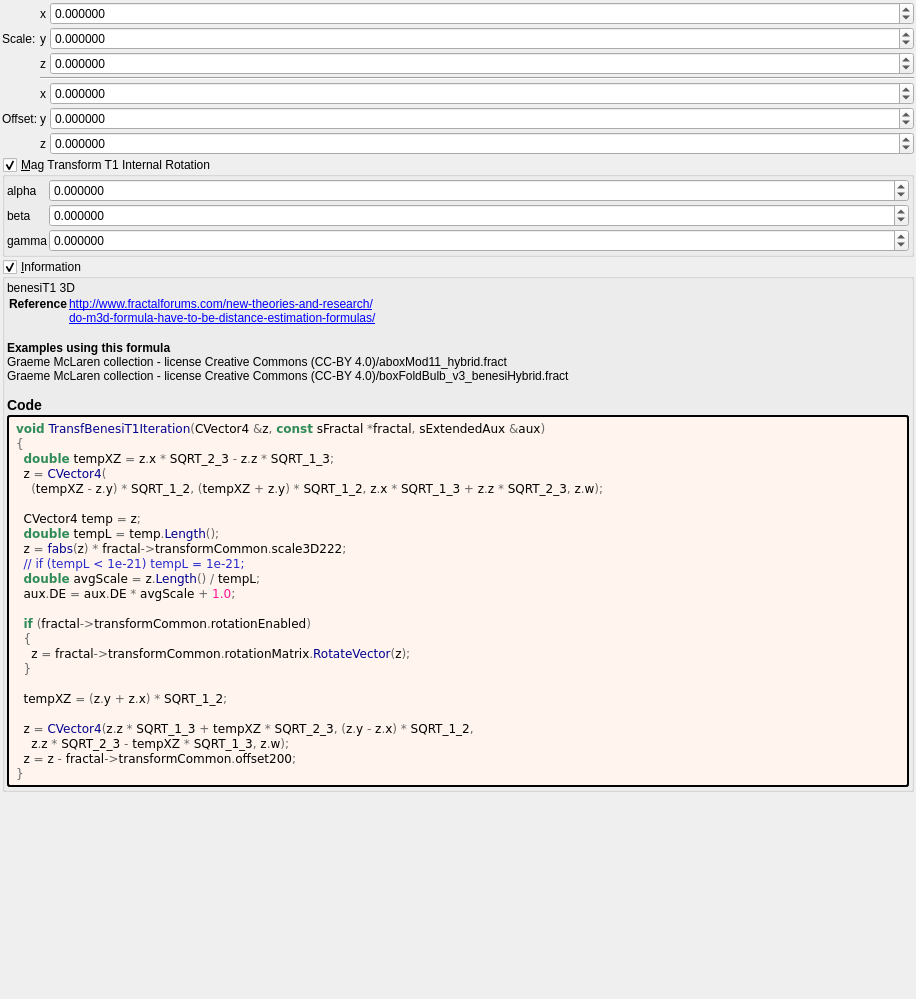
Qt form mandelbulber2/formula/ui/transf_benesi_t1.ui (buddhi1980/mandelbulber2) before a commit.
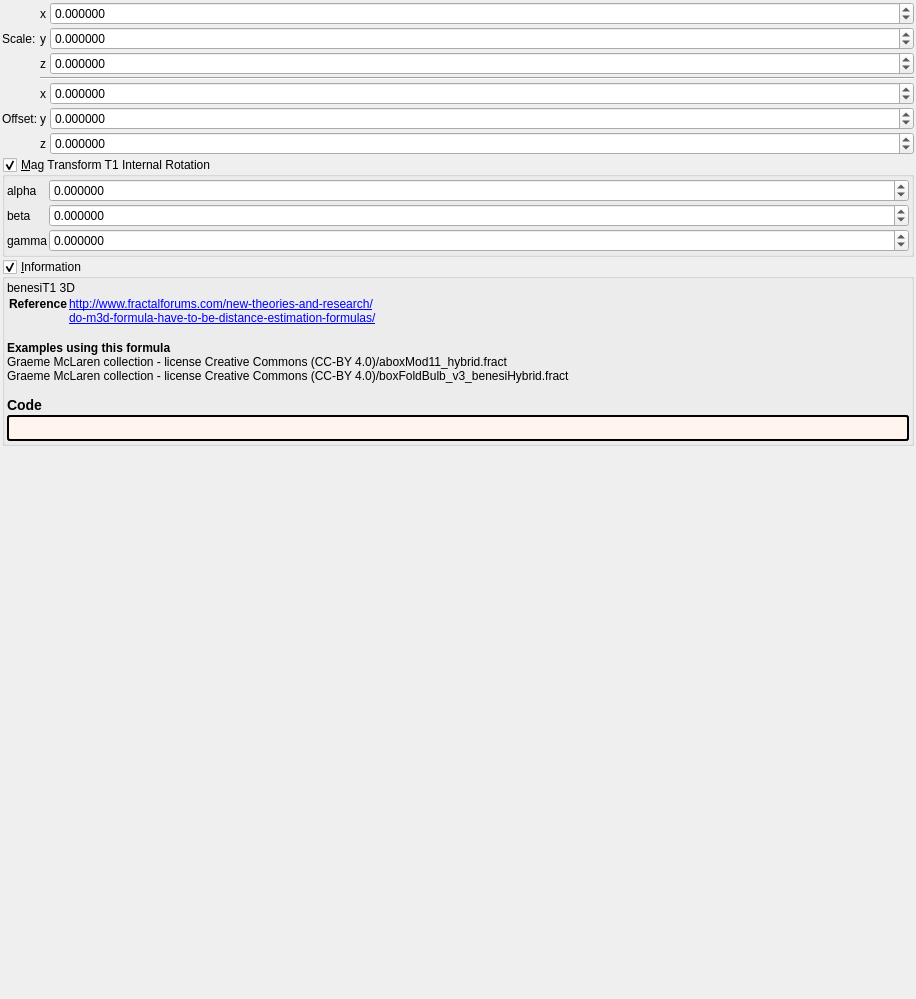
The same form after that commit. Custom widgets are drawn as their Qt base class.

Patch:
```diff
--- a/mandelbulber2/formula/ui/transf_benesi_t1.ui
+++ b/mandelbulber2/formula/ui/transf_benesi_t1.ui
@@ -460,33 +460,7 @@
          <string notr="true">border-style: outset; border-width: 2px; border-radius: 3px; border-color: black; background-color: #fff5ee; padding: 4px;</string>
         </property>
         <property name="text">
-         <string notr="true">&lt;body style=&quot;background-color:#fff5ee&quot;&gt;
-&lt;pre style=&quot;color:#000000; background-color:#fff5ee;  font-family:'Courier New',monospace;&quot;&gt;&lt;span style=&quot;color:#2e8b57; font-weight:bold&quot;&gt;void&lt;/span&gt; &lt;span style=&quot;color:#00008f&quot;&gt;TransfBenesiT1Iteration&lt;/span&gt;&lt;span style=&quot;color:#676767&quot;&gt;(&lt;/span&gt;CVector4 &lt;span style=&quot;color:#676767&quot;&gt;&amp;amp;&lt;/span&gt;z&lt;span style=&quot;color:#676767&quot;&gt;,&lt;/span&gt; &lt;span style=&quot;color:#2e8b57; font-weight:bold&quot;&gt;const&lt;/span&gt; sFractal &lt;span style=&quot;color:#676767&quot;&gt;*&lt;/span&gt;fractal&lt;span style=&quot;color:#676767&quot;&gt;,&lt;/span&gt; sExtendedAux &lt;span style=&quot;color:#676767&quot;&gt;&amp;amp;&lt;/span&gt;aux&lt;span style=&quot;color:#676767&quot;&gt;)&lt;/span&gt;
-&lt;span style=&quot;color:#676767&quot;&gt;{&lt;/span&gt;
-  &lt;span style=&quot;color:#2e8b57; font-weight:bold&quot;&gt;double&lt;/span&gt; tempXZ &lt;span style=&quot;color:#676767&quot;&gt;=&lt;/span&gt; z&lt;span style=&quot;color:#676767&quot;&gt;.&lt;/span&gt;x &lt;span style=&quot;color:#676767&quot;&gt;*&lt;/span&gt; SQRT_2_3 &lt;span style=&quot;color:#676767&quot;&gt;-&lt;/span&gt; z&lt;span style=&quot;color:#676767&quot;&gt;.&lt;/span&gt;z &lt;span style=&quot;color:#676767&quot;&gt;*&lt;/span&gt; SQRT_1_3&lt;span style=&quot;color:#676767&quot;&gt;;&lt;/span&gt;
-  z &lt;span style=&quot;color:#676767&quot;&gt;=&lt;/span&gt; &lt;span style=&quot;color:#00008f&quot;&gt;CVector4&lt;/span&gt;&lt;span style=&quot;color:#676767&quot;&gt;(&lt;/span&gt;
-    &lt;span style=&quot;color:#676767&quot;&gt;(&lt;/span&gt;tempXZ &lt;span style=&quot;color:#676767&quot;&gt;-&lt;/span&gt; z&lt;span style=&quot;color:#676767&quot;&gt;.&lt;/span&gt;y&lt;span style=&quot;color:#676767&quot;&gt;) *&lt;/span&gt; SQRT_1_2&lt;span style=&quot;color:#676767&quot;&gt;, (&lt;/span&gt;tempXZ &lt;span style=&quot;color:#676767&quot;&gt;+&lt;/span&gt; z&lt;span style=&quot;color:#676767&quot;&gt;.&lt;/span&gt;y&lt;span style=&quot;color:#676767&quot;&gt;) *&lt;/span&gt; SQRT_1_2&lt;span style=&quot;color:#676767&quot;&gt;,&lt;/span&gt; z&lt;span style=&quot;color:#676767&quot;&gt;.&lt;/span&gt;x &lt;span style=&quot;color:#676767&quot;&gt;*&lt;/span&gt; SQRT_1_3 &lt;span style=&quot;color:#676767&quot;&gt;+&lt;/span&gt; z&lt;span style=&quot;color:#676767&quot;&gt;.&lt;/span&gt;z &lt;span style=&quot;color:#676767&quot;&gt;*&lt;/span&gt; SQRT_2_3&lt;span style=&quot;color:#676767&quot;&gt;,&lt;/span&gt; z&lt;span style=&quot;color:#676767&quot;&gt;.&lt;/span&gt;w&lt;span style=&quot;color:#676767&quot;&gt;);&lt;/span&gt;
-
-  CVector4 temp &lt;span style=&quot;color:#676767&quot;&gt;=&lt;/span&gt; z&lt;span style=&quot;color:#676767&quot;&gt;;&lt;/span&gt;
-  &lt;span style=&quot;color:#2e8b57; font-weight:bold&quot;&gt;double&lt;/span&gt; tempL &lt;span style=&quot;color:#676767&quot;&gt;=&lt;/span&gt; temp&lt;span style=&quot;color:#676767&quot;&gt;.&lt;/span&gt;&lt;span style=&quot;color:#00008f&quot;&gt;Length&lt;/span&gt;&lt;span style=&quot;color:#676767&quot;&gt;();&lt;/span&gt;
-  z &lt;span style=&quot;color:#676767&quot;&gt;=&lt;/span&gt; &lt;span style=&quot;color:#00008f&quot;&gt;fabs&lt;/span&gt;&lt;span style=&quot;color:#676767&quot;&gt;(&lt;/span&gt;z&lt;span style=&quot;color:#676767&quot;&gt;) *&lt;/span&gt; fractal&lt;span style=&quot;color:#676767&quot;&gt;-&amp;gt;&lt;/span&gt;transformCommon&lt;span style=&quot;color:#676767&quot;&gt;.&lt;/span&gt;scale3D222&lt;span style=&quot;color:#676767&quot;&gt;;&lt;/span&gt;
-  &lt;span style=&quot;color:#2929cc&quot;&gt;// if (tempL &amp;lt; 1e-21) tempL = 1e-21;&lt;/span&gt;
-  &lt;span style=&quot;color:#2e8b57; font-weight:bold&quot;&gt;double&lt;/span&gt; avgScale &lt;span style=&quot;color:#676767&quot;&gt;=&lt;/span&gt; z&lt;span style=&quot;color:#676767&quot;&gt;.&lt;/span&gt;&lt;span style=&quot;color:#00008f&quot;&gt;Length&lt;/span&gt;&lt;span style=&quot;color:#676767&quot;&gt;() /&lt;/span&gt; tempL&lt;span style=&quot;color:#676767&quot;&gt;;&lt;/span&gt;
-  aux&lt;span style=&quot;color:#676767&quot;&gt;.&lt;/span&gt;DE &lt;span style=&quot;color:#676767&quot;&gt;=&lt;/span&gt; aux&lt;span style=&quot;color:#676767&quot;&gt;.&lt;/span&gt;DE &lt;span style=&quot;color:#676767&quot;&gt;*&lt;/span&gt; avgScale &lt;span style=&quot;color:#676767&quot;&gt;+&lt;/span&gt; &lt;span style=&quot;color:#ff1493&quot;&gt;1.0&lt;/span&gt;&lt;span style=&quot;color:#676767&quot;&gt;;&lt;/span&gt;
-
-  &lt;span style=&quot;color:#2e8b57; font-weight:bold&quot;&gt;if&lt;/span&gt; &lt;span style=&quot;color:#676767&quot;&gt;(&lt;/span&gt;fractal&lt;span style=&quot;color:#676767&quot;&gt;-&amp;gt;&lt;/span&gt;transformCommon&lt;span style=&quot;color:#676767&quot;&gt;.&lt;/span&gt;rotationEnabled&lt;span style=&quot;color:#676767&quot;&gt;)&lt;/span&gt;
-  &lt;span style=&quot;color:#676767&quot;&gt;{&lt;/span&gt;
-    z &lt;span style=&quot;color:#676767&quot;&gt;=&lt;/span&gt; fractal&lt;span style=&quot;color:#676767&quot;&gt;-&amp;gt;&lt;/span&gt;transformCommon&lt;span style=&quot;color:#676767&quot;&gt;.&lt;/span&gt;rotationMatrix&lt;span style=&quot;color:#676767&quot;&gt;.&lt;/span&gt;&lt;span style=&quot;color:#00008f&quot;&gt;RotateVector&lt;/span&gt;&lt;span style=&quot;color:#676767&quot;&gt;(&lt;/span&gt;z&lt;span style=&quot;color:#676767&quot;&gt;);&lt;/span&gt;
-  &lt;span style=&quot;color:#676767&quot;&gt;}&lt;/span&gt;
-
-  tempXZ &lt;span style=&quot;color:#676767&quot;&gt;= (&lt;/span&gt;z&lt;span style=&quot;color:#676767&quot;&gt;.&lt;/span&gt;y &lt;span style=&quot;color:#676767&quot;&gt;+&lt;/span&gt; z&lt;span style=&quot;color:#676767&quot;&gt;.&lt;/span&gt;x&lt;span style=&quot;color:#676767&quot;&gt;) *&lt;/span&gt; SQRT_1_2&lt;span style=&quot;color:#676767&quot;&gt;;&lt;/span&gt;
-
-  z &lt;span style=&quot;color:#676767&quot;&gt;=&lt;/span&gt; &lt;span style=&quot;color:#00008f&quot;&gt;CVector4&lt;/span&gt;&lt;span style=&quot;color:#676767&quot;&gt;(&lt;/span&gt;z&lt;span style=&quot;color:#676767&quot;&gt;.&lt;/span&gt;z &lt;span style=&quot;color:#676767&quot;&gt;*&lt;/span&gt; SQRT_1_3 &lt;span style=&quot;color:#676767&quot;&gt;+&lt;/span&gt; tempXZ &lt;span style=&quot;color:#676767&quot;&gt;*&lt;/span&gt; SQRT_2_3&lt;span style=&quot;color:#676767&quot;&gt;, (&lt;/span&gt;z&lt;span style=&quot;color:#676767&quot;&gt;.&lt;/span&gt;y &lt;span style=&quot;color:#676767&quot;&gt;-&lt;/span&gt; z&lt;span style=&quot;color:#676767&quot;&gt;.&lt;/span&gt;x&lt;span style=&quot;color:#676767&quot;&gt;) *&lt;/span&gt; SQRT_1_2&lt;span style=&quot;color:#676767&quot;&gt;,&lt;/span&gt;
-    z&lt;span style=&quot;color:#676767&quot;&gt;.&lt;/span&gt;z &lt;span style=&quot;color:#676767&quot;&gt;*&lt;/span&gt; SQRT_2_3 &lt;span style=&quot;color:#676767&quot;&gt;-&lt;/span&gt; tempXZ &lt;span style=&quot;color:#676767&quot;&gt;*&lt;/span&gt; SQRT_1_3&lt;span style=&quot;color:#676767&quot;&gt;,&lt;/span&gt; z&lt;span style=&quot;color:#676767&quot;&gt;.&lt;/span&gt;w&lt;span style=&quot;color:#676767&quot;&gt;);&lt;/span&gt;
-  z &lt;span style=&quot;color:#676767&quot;&gt;=&lt;/span&gt; z &lt;span style=&quot;color:#676767&quot;&gt;-&lt;/span&gt; fractal&lt;span style=&quot;color:#676767&quot;&gt;-&amp;gt;&lt;/span&gt;transformCommon&lt;span style=&quot;color:#676767&quot;&gt;.&lt;/span&gt;offset200&lt;span style=&quot;color:#676767&quot;&gt;;&lt;/span&gt;
-&lt;span style=&quot;color:#676767&quot;&gt;}&lt;/span&gt;
-&lt;/pre&gt;
-&lt;/body&gt;</string>
+         <string notr="true"></string>
         </property>
         <property name="wordWrap">
          <bool>true</bool>
```
